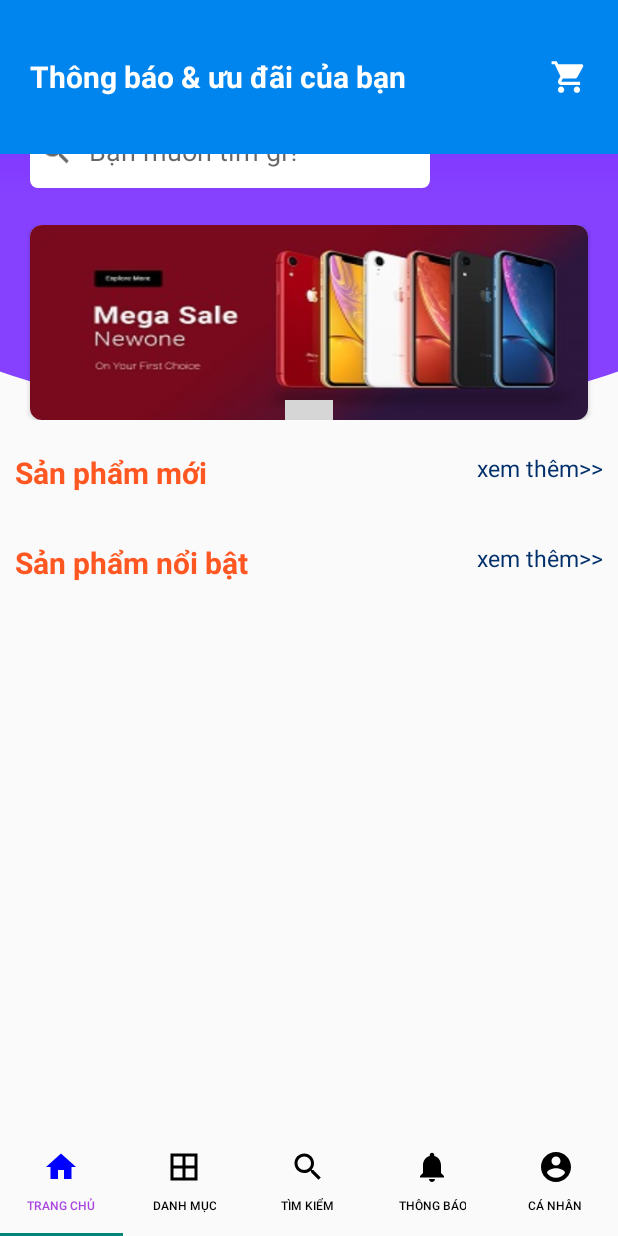
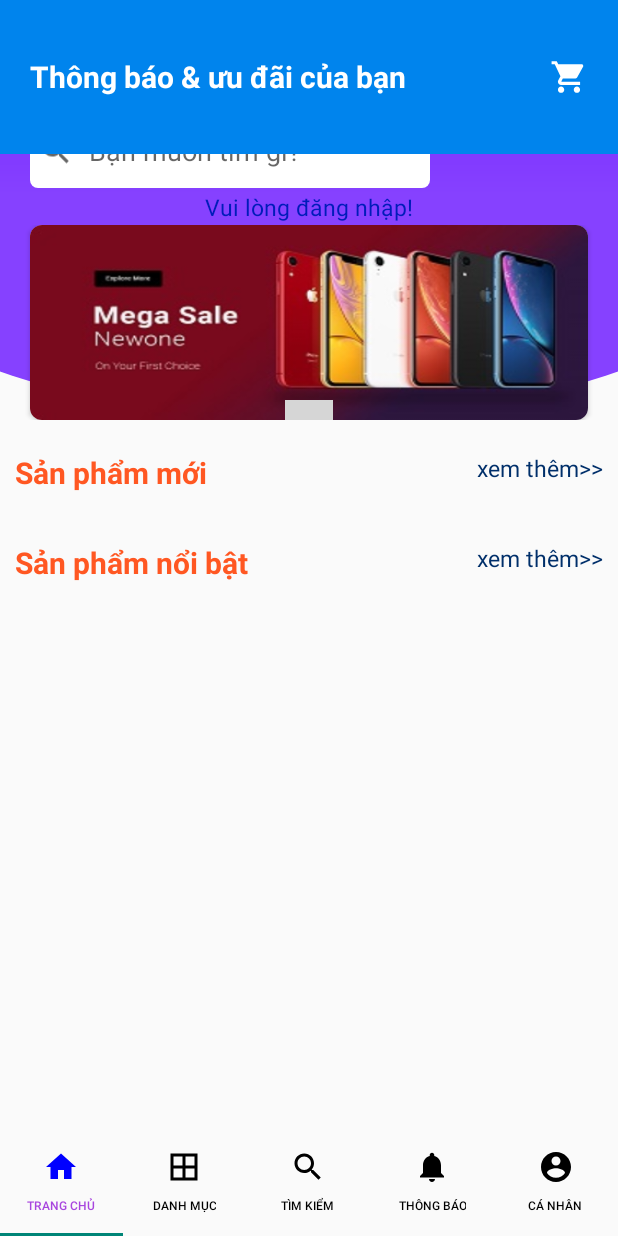
Before and after one commit to ntuan9870/T2ShopApp, an Android app: the fragment NotificationFragment placed in its activity, on a phone screen of 412 x 824 dp. Run offline under Robolectric (Android 15) with nearby library versions, the phone set to English and light mode, and no system bars; our stand-ins replace Room's generated code, RxJava; libraries missing offline, so code that uses them is left out: me.relex.circleindicator; plain views replace CircleIndicator; network calls fail; 2 statements that could not run were skipped; grey boxes are pictures that could not be loaded.

Commit message:
Xong Voucher..

```diff
--- a/app/src/main/java/com/example/t2shop/Common/Common.java
+++ b/app/src/main/java/com/example/t2shop/Common/Common.java
@@ -12,6 +12,7 @@ import io.reactivex.disposables.CompositeDisposable;
 public class Common {
     public static IT2ShopAPI it2ShopAPI;
     public static CompositeDisposable compositeDisposable;
+
     public static IT2ShopAPI getAPI(){
         return RetrofitClient.getInstance().create(IT2ShopAPI.class);
     }
--- a/app/src/main/java/com/example/t2shop/Fragment/NotificationFragment.java
+++ b/app/src/main/java/com/example/t2shop/Fragment/NotificationFragment.java
@@ -3,18 +3,69 @@ package com.example.t2shop.Fragment;
 import android.os.Bundle;
 
 import androidx.fragment.app.Fragment;
+import androidx.recyclerview.widget.LinearLayoutManager;
+import androidx.recyclerview.widget.RecyclerView;
+import androidx.recyclerview.widget.StaggeredGridLayoutManager;
 
 import android.view.LayoutInflater;
 import android.view.View;
 import android.view.ViewGroup;
+import android.widget.TextView;
 
+import com.example.t2shop.Activity.MainActivity;
+import com.example.t2shop.Adapter.ProductAdapter;
+import com.example.t2shop.Adapter.VoucherAdapter;
+import com.example.t2shop.Common.Common;
+import com.example.t2shop.Database.UserDatabase;
+import com.example.t2shop.Model.User;
 import com.example.t2shop.R;
+import com.example.t2shop.Response.ResponseAllVoucher;
+import com.example.t2shop.Response.ResponseProduct;
+import com.google.android.material.tabs.TabLayout;
+
+import io.reactivex.android.schedulers.AndroidSchedulers;
+import io.reactivex.functions.Consumer;
+import io.reactivex.schedulers.Schedulers;
 
 public class NotificationFragment extends Fragment {
-
+    private RecyclerView rc_vouchers;
+    private TextView check_login;
     @Override
     public View onCreateView(LayoutInflater inflater, ViewGroup container,
                              Bundle savedInstanceState) {
-        return inflater.inflate(R.layout.fragment_notification, container, false);
+        View view = inflater.inflate(R.layout.fragment_notification, container, false);
+        rc_vouchers = view.findViewById(R.id.rc_vouchers);
+        check_login = view.findViewById(R.id.check_login);
+        User user = UserDatabase.getInstance(getContext()).userDAO().getItems();
+        if (user!=null){
+            check_login.setVisibility(View.INVISIBLE);
+            rc_vouchers.setVisibility(View.VISIBLE);
+            Common.compositeDisposable.add(Common.it2ShopAPI.getAllVoucher(user.getUser_id())
+                    .subscribeOn(Schedulers.io())
+                    .observeOn(AndroidSchedulers.mainThread())
+                    .subscribe(new Consumer<ResponseAllVoucher>() {
+                        @Override
+                        public void accept(ResponseAllVoucher responseAllVoucher) throws Exception {
+                            VoucherAdapter voucherAdapter = new VoucherAdapter(getContext(), responseAllVoucher.getVouchers());
+                            rc_vouchers.setLayoutManager(new LinearLayoutManager(getContext(), LinearLayoutManager.VERTICAL, false));
+                            rc_vouchers.setAdapter(voucherAdapter);
+                        }
+                    }, new Consumer<Throwable>() {
+                        @Override
+                        public void accept(Throwable throwable) throws Exception {
+                        }
+                    }));
+        }else{
+            check_login.setVisibility(View.VISIBLE);
+            rc_vouchers.setVisibility(View.INVISIBLE);
+            check_login.setOnClickListener(new View.OnClickListener() {
+                @Override
+                public void onClick(View v) {
+                    TabLayout.Tab tab = MainActivity.tabLayout.getTabAt(4);
+                    tab.select();
+                }
+            });
+        }
+        return view;
     }
 }
--- a/app/src/main/res/layout/fragment_notification.xml
+++ b/app/src/main/res/layout/fragment_notification.xml
@@ -35,6 +35,22 @@
         android:layout_width="match_parent"
         android:layout_height="0dp"
         android:layout_weight="11">
-
+        <RelativeLayout
+            android:layout_width="match_parent"
+            android:layout_height="wrap_content">
+            <androidx.recyclerview.widget.RecyclerView
+                android:id="@+id/rc_vouchers"
+                android:layout_width="match_parent"
+                android:layout_height="wrap_content"/>
+            <TextView
+                android:layout_marginTop="50dp"
+                android:id="@+id/check_login"
+                android:layout_width="wrap_content"
+                android:layout_height="wrap_content"
+                android:text="Vui lòng đăng nhập!"
+                android:layout_centerInParent="true"
+                android:textColor="#001CBA"
+                android:textSize="15sp"/>
+        </RelativeLayout>
     </androidx.core.widget.NestedScrollView>
 </LinearLayout>
```
Also changed, not shown: app/src/main/java/com/example/t2shop/Adapter/VoucherAdapter.java (added, +72 -0 lines), app/src/main/java/com/example/t2shop/Fragment/CartFragment.java (+6 -1 lines), app/src/main/res/drawable/bg_btn_use_voucher.xml (added, +7 -0 lines), app/src/main/res/layout/item_voucher.xml (added, +48 -0 lines).
